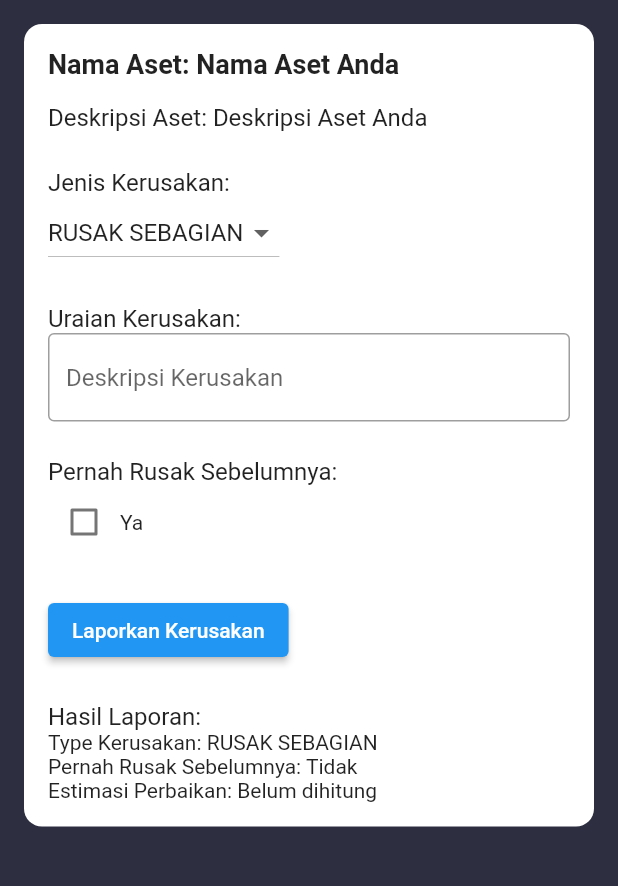
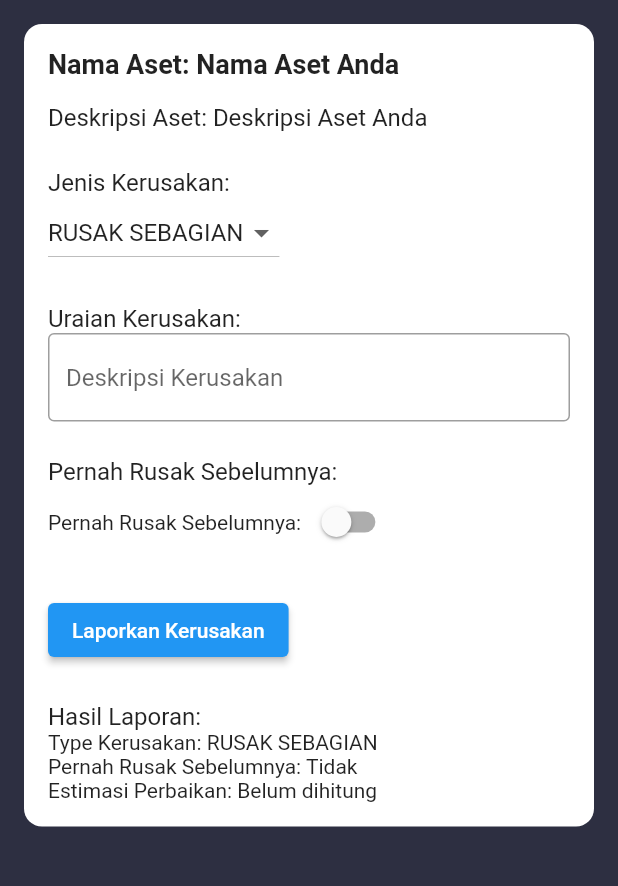
Before and after one commit to rafidfadhil/Tugas-PAB, a Flutter app: the LaporanKerusakanPage screen opened by its route, on a phone screen of 412 x 824 dp, the part 84-970 px from its top. Run offline on Flutter 3.47's test engine with Material 2 defaults, Android fonts, the light colour scheme and no system bars; our stand-ins replace carousel_slider; missing offline and left inert: qr_code_scanner.

Commit message:
update button detail

```diff
--- a/lib/screens/laporan_kerusakan.dart
+++ b/lib/screens/laporan_kerusakan.dart
@@ -1,5 +1,4 @@
 import 'package:flutter/material.dart';
-import 'package:carousel_slider/carousel_slider.dart';
 
 class LaporanKerusakanPage extends StatefulWidget {
   @override
@@ -7,8 +6,7 @@ class LaporanKerusakanPage extends StatefulWidget {
 }
 
 class _LaporanKerusakanPageState extends State<LaporanKerusakanPage> {
-  String selectedKerusakanType =
-      'RUSAK SEBAGIAN'; // Default selected kerusakan type
+  String selectedKerusakanType = 'RUSAK SEBAGIAN';
   String uraianKerusakan = '';
   bool pernahRusakSebelumnya = false;
   int estimasiPerbaikan = 0;
@@ -20,7 +18,22 @@ class _LaporanKerusakanPageState extends State<LaporanKerusakanPage> {
       appBar: AppBar(
         backgroundColor: Color(0xFF222736),
         elevation: 0,
-        title: Row(
+        title: _buildAppBarTitle(),
+      ),
+      body: SingleChildScrollView(
+        child: Column(
+          children: <Widget>[
+            SizedBox(height: 16.0),
+            _buildLaporanContent(),
+          ],
+        ),
+      ),
+    );
+  }
+
+  // Membuat widget untuk judul AppBar
+  Widget _buildAppBarTitle() {
+    return Row(
       children: <Widget>[
         Container(
           width: 48,
@@ -54,16 +67,6 @@ class _LaporanKerusakanPageState extends State<LaporanKerusakanPage> {
           ],
         ),
       ],
-        ),
-      ),
-      body: SingleChildScrollView(
-        child: Column(
-          children: <Widget>[
-            SizedBox(height: 16.0), // Adjusted spacing
-            _buildLaporanContent(),
-          ],
-        ),
-      ),
     );
   }
 
@@ -79,7 +82,7 @@ class _LaporanKerusakanPageState extends State<LaporanKerusakanPage> {
         crossAxisAlignment: CrossAxisAlignment.start,
         children: <Widget>[
           Text(
-            'Nama Aset: Nama Aset Anda', // Ganti dengan nama aset yang sesuai
+            'Nama Aset: Nama Aset Anda',
             style: TextStyle(
               fontSize: 18.0,
               fontWeight: FontWeight.bold,
@@ -87,7 +90,7 @@ class _LaporanKerusakanPageState extends State<LaporanKerusakanPage> {
           ),
           SizedBox(height: 16.0),
           Text(
-            'Deskripsi Aset: Deskripsi Aset Anda', // Ganti dengan deskripsi aset yang sesuai
+            'Deskripsi Aset: Deskripsi Aset Anda',
             style: TextStyle(fontSize: 16.0),
           ),
           SizedBox(height: 24.0),
@@ -95,24 +98,7 @@ class _LaporanKerusakanPageState extends State<LaporanKerusakanPage> {
             'Jenis Kerusakan:',
             style: TextStyle(fontSize: 16.0),
           ),
-          DropdownButton<String>(
-            value: selectedKerusakanType,
-            onChanged: (String? newValue) {
-              setState(() {
-                selectedKerusakanType = newValue!;
-              });
-            },
-            items: <String>[
-              'RUSAK SEBAGIAN',
-              'RUSAK SEDANG',
-              'RUSAK PARAH',
-            ].map<DropdownMenuItem<String>>((String value) {
-              return DropdownMenuItem<String>(
-                value: value,
-                child: Text(value),
-              );
-            }).toList(),
-          ),
+          _buildDropdownKerusakanType(),
           SizedBox(height: 24.0),
           Text(
             'Uraian Kerusakan:',
@@ -134,47 +120,87 @@ class _LaporanKerusakanPageState extends State<LaporanKerusakanPage> {
             'Pernah Rusak Sebelumnya:',
             style: TextStyle(fontSize: 16.0),
           ),
-          Row(
+          _buildSwitchPernahRusakSebelumnya(), // Menggunakan Switch
+          SizedBox(height: 24.0),
+          _buildLaporkanButton(),
+          SizedBox(height: 24.0),
+          Text(
+            'Hasil Laporan:',
+            style: TextStyle(fontSize: 16.0),
+          ),
+          _buildHasilLaporan(),
+        ],
+      ),
+    );
+  }
+
+  // Membuat dropdown untuk jenis kerusakan
+  Widget _buildDropdownKerusakanType() {
+    return DropdownButton<String>(
+      value: selectedKerusakanType,
+      onChanged: (String? newValue) {
+        setState(() {
+          selectedKerusakanType = newValue!;
+        });
+      },
+      items: <String>[
+        'RUSAK SEBAGIAN',
+        'RUSAK SEDANG',
+        'RUSAK PARAH',
+      ].map<DropdownMenuItem<String>>((String value) {
+        return DropdownMenuItem<String>(
+          value: value,
+          child: Text(value),
+        );
+      }).toList(),
+    );
+  }
+
+  // Membuat Switch untuk pernah rusak sebelumnya
+  Widget _buildSwitchPernahRusakSebelumnya() {
+    return Row(
       children: <Widget>[
-              Checkbox(
+        Text('Pernah Rusak Sebelumnya: '),
+        Switch(
           value: pernahRusakSebelumnya,
-                onChanged: (bool? newValue) {
+          onChanged: (bool newValue) {
             setState(() {
-                    pernahRusakSebelumnya = newValue!;
+              pernahRusakSebelumnya = newValue;
             });
           },
         ),
-              Text('Ya'),
       ],
-          ),
-          SizedBox(height: 24.0),
-          ElevatedButton(
+    );
+  }
+
+  // Membuat tombol "Laporkan Kerusakan"
+  Widget _buildLaporkanButton() {
+    return ElevatedButton(
       onPressed: () {
         estimasiPerbaikan = hitungEstimasiPerbaikan();
         _showEstimasiDialog();
       },
       child: Text('Laporkan Kerusakan'),
-          ),
-          SizedBox(height: 24.0),
-          Text(
-            'Hasil Laporan:',
-            style: TextStyle(fontSize: 16.0),
-          ),
-          Text('Type Kerusakan: $selectedKerusakanType'),
-          Text(
-              'Pernah Rusak Sebelumnya: ${pernahRusakSebelumnya ? 'Ya' : 'Tidak'}'),
-          Text(
-              'Estimasi Perbaikan: ${estimasiPerbaikan > 0 ? '$estimasiPerbaikan hari' : 'Belum dihitung'}'),
-        ],
-      ),
     );
   }
 
+  // Membuat hasil laporan (Type Kerusakan, Pernah Rusak Sebelumnya, dan Estimasi Perbaikan)
+  Widget _buildHasilLaporan() {
+    return Column(
+      crossAxisAlignment: CrossAxisAlignment.start,
+      children: <Widget>[
+        Text('Type Kerusakan: $selectedKerusakanType'),
+        Text('Pernah Rusak Sebelumnya: ${pernahRusakSebelumnya ? 'Ya' : 'Tidak'}'),
+        Text('Estimasi Perbaikan: ${estimasiPerbaikan > 0 ? '$estimasiPerbaikan hari' : 'Belum dihitung'}'),
+      ],
+    );
+  }
+
+  // Fungsi untuk menghitung estimasi perbaikan
   int hitungEstimasiPerbaikan() {
     int estimasi = 0;
 
     if (!pernahRusakSebelumnya) {
-      // Jika belum pernah rusak sebelumnya
       switch (selectedKerusakanType) {
         case 'RUSAK SEBAGIAN':
           estimasi = 2;
@@ -187,7 +213,6 @@ class _LaporanKerusakanPageState extends State<LaporanKerusakanPage> {
           break;
       }
     } else {
-      // Jika sudah pernah rusak sebelumnya
       switch (selectedKerusakanType) {
         case 'RUSAK SEBAGIAN':
           estimasi = 4;
@@ -204,6 +229,7 @@ class _LaporanKerusakanPageState extends State<LaporanKerusakanPage> {
     return estimasi;
   }
 
+  // Menampilkan dialog estimasi perbaikan
   void _showEstimasiDialog() {
     showDialog(
       context: context,
```
Lines whose indentation alone changed are shown as unchanged.
